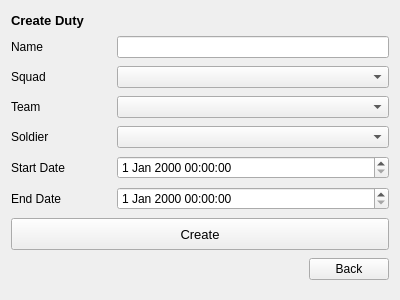
Old version of the form Views/createdutyview.ui in the repository MehmetHY/MilitaryOutpostManagement-Qt5.
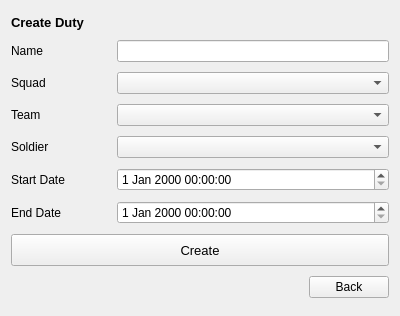
New version of the form.

Diff of the .ui file:
```diff
--- a/Views/createdutyview.ui
+++ b/Views/createdutyview.ui
@@ -7,9 +7,15 @@
     <x>0</x>
     <y>0</y>
     <width>400</width>
-    <height>300</height>
+    <height>316</height>
    </rect>
   </property>
+  <property name="minimumSize">
+   <size>
+    <width>400</width>
+    <height>0</height>
+   </size>
+  </property>
   <property name="windowTitle">
    <string>Form</string>
   </property>
```
